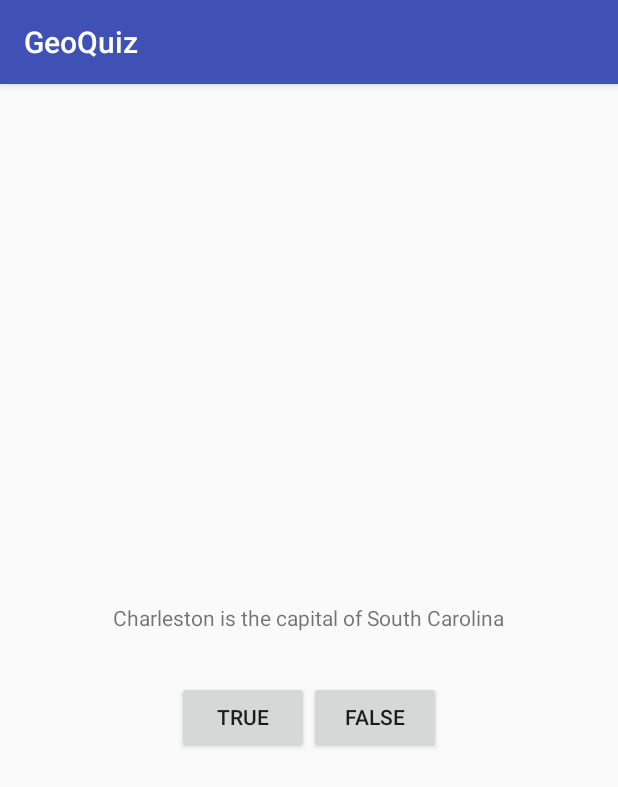
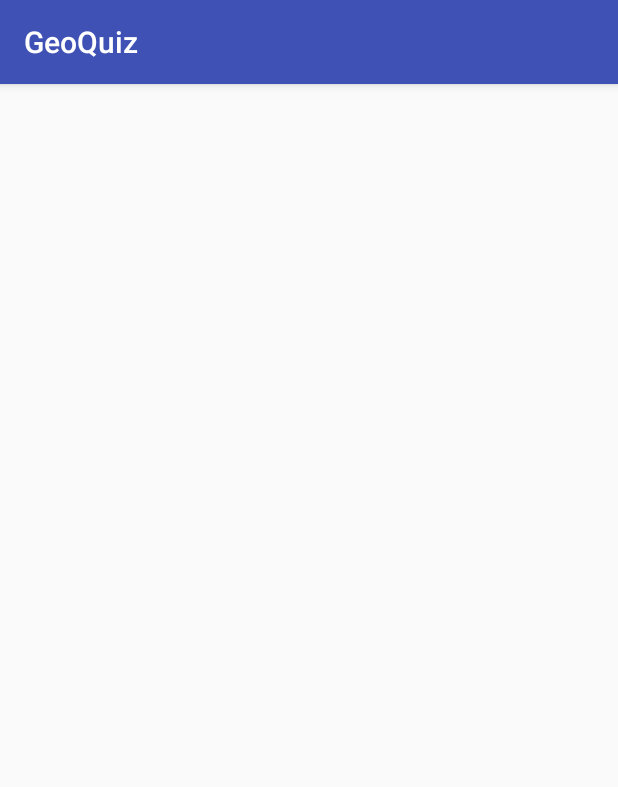
Before and after one commit to CSCI-490-MobileAppDevelopment-S2018/GeoQuiz, an Android app: the screen it shows after launch (MainActivity), on a phone screen of 412 x 824 dp. Shown: the top 787 px of the screen. Run offline under Robolectric (Android 15) with nearby library versions, the phone set to English and light mode, and no system bars.

Commit message:
Set starting point for demo

```diff
--- a/app/src/main/AndroidManifest.xml
+++ b/app/src/main/AndroidManifest.xml
@@ -5,7 +5,7 @@
     <application
         android:allowBackup="true"
         android:icon="@mipmap/ic_launcher"
-        android:label="@string/app_name"
+        android:label="GeoQuiz"
         android:supportsRtl="true"
         android:theme="@style/AppTheme">
         <activity android:name=".MainActivity">
--- a/app/src/main/res/layout/activity_main.xml
+++ b/app/src/main/res/layout/activity_main.xml
@@ -3,27 +3,8 @@
     android:layout_width="match_parent"
     android:layout_height="match_parent"
     android:gravity="center"
-    android:orientation="vertical" >
+    android:orientation="vertical">
 
-    <TextView
-        android:layout_width="wrap_content"
-        android:layout_height="76dp"
-        android:padding="24dp"
-        android:text="@string/question_text" />
 
-    <LinearLayout
-        android:layout_width="wrap_content"
-        android:layout_height="wrap_content"
-        android:orientation="horizontal" >
 
-        <Button
-            android:layout_width="wrap_content"
-            android:layout_height="wrap_content"
-            android:text="@string/true_button" />
-
-        <Button
-            android:layout_width="wrap_content"
-            android:layout_height="wrap_content"
-            android:text="@string/false_button" />
-    </LinearLayout>
 </LinearLayout>
```
